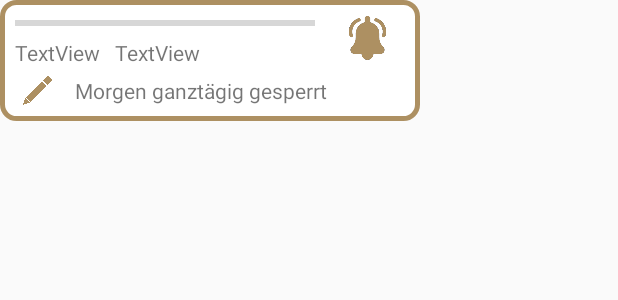
After one commit to aai38/UberUniUlm, an Android app: the layout map_parking_marker_info.xml on its own in the app's theme, with its tools: preview values and no code run, on a phone screen of 412 x 824 dp. The commit adds this screen. Shown: the top 300 px of the screen. Run offline under Robolectric (Android 15) with nearby library versions, the phone set to English and light mode, and no system bars.

Commit message:
Custom Marker info for parking overview added

```diff
--- a/app/src/main/java/de/uni_ulm/uberuniulm/MainPage.java
+++ b/app/src/main/java/de/uni_ulm/uberuniulm/MainPage.java
@@ -166,7 +166,7 @@ public class MainPage extends AppCompatActivity
         tomtomMap.addOnMapLongClickListener(this);
         tomtomMap.getMarkerSettings().setMarkersClustering(true);
         tomtomMap.removeMarkers();
-        tomtomMap.getMarkerSettings().setMarkerBalloonViewAdapter(new TextBalloonViewAdapter());
+        tomtomMap.getMarkerSettings().setMarkerBalloonViewAdapter(new TypedBallonViewAdapter());
         ArrayList<ParkingSpot> parkingSpots=parkings.getAll();
         for(ParkingSpot spot: parkingSpots){
             SimpleMarkerBalloon balloon = new SimpleMarkerBalloon(spot.getName());
--- /dev/null
+++ b/app/src/main/java/de/uni_ulm/uberuniulm/TypedBallonViewAdapter.java
@@ -0,0 +1,56 @@
+package de.uni_ulm.uberuniulm;
+
+import android.view.View;
+import android.widget.ProgressBar;
+import android.widget.TextView;
+
+import com.tomtom.online.sdk.map.BaseBalloonViewAdapter;
+import com.tomtom.online.sdk.map.BaseMarkerBalloon;
+import com.tomtom.online.sdk.map.Marker;
+
+import de.uni_ulm.uberuniulm.model.ParkingSpot;
+import de.uni_ulm.uberuniulm.model.ParkingSpots;
+
+public class TypedBallonViewAdapter extends BaseBalloonViewAdapter<BaseMarkerBalloon> {
+    /**
+     * Taking layout from balloon view model.
+     * @param marker to be inflated.
+     * @param markerBalloon
+     * @return
+     */
+    @Override
+    public int getLayout(Marker marker, BaseMarkerBalloon markerBalloon) {
+        if (isTextBalloon(markerBalloon)){
+            return R.layout.map_parking_marker_info;
+        }else{
+            return R.layout.map_parking_marker_info;
+        }
+    }
+
+    private boolean isTextBalloon(BaseMarkerBalloon markerBalloon) {
+        return markerBalloon.getProperty(BaseMarkerBalloon.KEY_TEXT) != null;
+    }
+
+    /**
+     * Bind text view for single line balloon view.
+     * @param view   the root view of inflating layout.
+     * @param marker value which is used to fill layout.
+     * @param markerBalloon balloon model.
+     */
+    @Override
+    public void onBindView(View view, Marker marker, BaseMarkerBalloon markerBalloon) {
+        if (isTextBalloon(markerBalloon)){
+            ParkingSpot spot= new ParkingSpots().getSpotByName(markerBalloon.toString());
+            TextView nameText = view.findViewById(R.id.mapMarkerSlotNameText);
+            nameText.setText(spot.getName());
+            TextView fillText = view.findViewById(R.id.mapMarkerFillInFoText);
+            fillText.setText(spot.getFill()+" / "+spot.getCapacity());
+            TextView warningText = view.findViewById(R.id.mapMarkerInfoWarningText);
+            //textView.setText(spot.getName());
+            ProgressBar progressbar = view.findViewById(R.id.mapMarkerInfoProgressBar);
+            progressbar.setMax(100);
+            progressbar.setProgress(spot.getFill()*100/spot.getCapacity());
+        }
+    }
+
+}
--- a/app/src/main/java/de/uni_ulm/uberuniulm/model/ParkingSpot.java
+++ b/app/src/main/java/de/uni_ulm/uberuniulm/model/ParkingSpot.java
@@ -4,7 +4,7 @@ import com.tomtom.online.sdk.common.location.LatLng;
 
 public class ParkingSpot {
     LatLng position;
-    int capacity;
+    int capacity=80, fill=60;
     String name;
 
     public ParkingSpot(String name, LatLng pos){
@@ -27,4 +27,20 @@ public class ParkingSpot {
     public void setName(String name) {
         this.name = name;
     }
+
+    public int getCapacity() {
+        return capacity;
+    }
+
+    public void setCapacity(int capacity) {
+        this.capacity = capacity;
+    }
+
+    public int getFill() {
+        return fill;
+    }
+
+    public void setFill(int fill) {
+        this.fill = fill;
+    }
 }
--- /dev/null
+++ b/app/src/main/res/drawable/map_marker_background.xml
@@ -0,0 +1,6 @@
+<?xml version="1.0" encoding="utf-8"?>
+<shape xmlns:android="http://schemas.android.com/apk/res/android">
+    <solid android:color="@android:color/white"/>
+    <stroke android:width="3dp" android:color="@color/colorPrimary" />
+    <corners android:radius="9dp" />
+</shape>
--- /dev/null
+++ b/app/src/main/res/layout/map_parking_marker_info.xml
@@ -0,0 +1,97 @@
+<?xml version="1.0" encoding="utf-8"?>
+<LinearLayout xmlns:android="http://schemas.android.com/apk/res/android"
+    xmlns:app="http://schemas.android.com/apk/res-auto"
+    android:layout_width="280dp"
+    android:layout_height="wrap_content"
+    android:background="@drawable/map_marker_background"
+    android:orientation="vertical"
+    android:paddingTop="5dp"
+    android:paddingBottom="5dp">
+
+    <LinearLayout
+        android:layout_width="match_parent"
+        android:layout_height="wrap_content"
+        android:orientation="horizontal"
+        android:paddingStart="10dp"
+        android:paddingLeft="10dp"
+        android:paddingEnd="10dp"
+        android:paddingRight="10dp">
+
+        <LinearLayout
+            android:layout_width="wrap_content"
+            android:layout_height="match_parent"
+            android:layout_marginEnd="10dp"
+            android:layout_marginRight="10dp"
+            android:orientation="vertical">
+
+            <ProgressBar
+                android:id="@+id/mapMarkerInfoProgressBar"
+                style="?android:attr/progressBarStyleHorizontal"
+                android:layout_width="200dp"
+                android:layout_height="20dp" />
+
+            <LinearLayout
+                android:layout_width="match_parent"
+                android:layout_height="match_parent"
+                android:orientation="horizontal">
+
+                <TextView
+                    android:id="@+id/mapMarkerSlotNameText"
+                    android:layout_width="wrap_content"
+                    android:layout_height="wrap_content"
+                    android:layout_weight="0"
+                    android:paddingEnd="10dp"
+                    android:paddingRight="10dp"
+                    android:text="TextView" />
+
+                <TextView
+                    android:id="@+id/mapMarkerFillInFoText"
+                    android:layout_width="match_parent"
+                    android:layout_height="wrap_content"
+                    android:layout_weight="1"
+                    android:text="TextView" />
+            </LinearLayout>
+
+        </LinearLayout>
+
+        <ImageView
+            android:id="@+id/mapMarkerInfoNotificationIcon"
+            android:layout_width="match_parent"
+            android:layout_height="40dp"
+            android:layout_weight="0"
+            android:adjustViewBounds="true"
+            android:padding="5dp"
+            android:scaleType="fitCenter"
+            app:srcCompat="@drawable/alarm2" />
+
+    </LinearLayout>
+
+    <LinearLayout
+        android:id="@+id/mapMarkerInfoWarningContainer"
+        android:layout_width="match_parent"
+        android:layout_height="match_parent"
+        android:layout_marginStart="10dp"
+        android:layout_marginLeft="10dp"
+        android:orientation="horizontal"
+        android:visibility="visible">
+
+        <ImageView
+            android:id="@+id/mapMarkerInfoWarningIcon"
+            android:layout_width="30dp"
+            android:layout_height="30dp"
+            android:layout_marginRight="10dp"
+            android:layout_weight="0"
+            android:adjustViewBounds="true"
+            android:padding="5dp"
+            android:scaleType="fitCenter"
+            app:srcCompat="@drawable/pencil" />
+
+        <TextView
+            android:id="@+id/mapMarkerInfoWarningText"
+            android:layout_width="wrap_content"
+            android:layout_height="match_parent"
+            android:layout_weight="1"
+            android:gravity="center_vertical"
+            android:text="Morgen ganztägig gesperrt" />
+    </LinearLayout>
+</LinearLayout>
```
Also changed, not shown: app/src/main/res/drawable/alarm2.png (added), app/src/main/res/drawable/alarm3.png (added), app/src/main/res/drawable/pencil.png (added).
